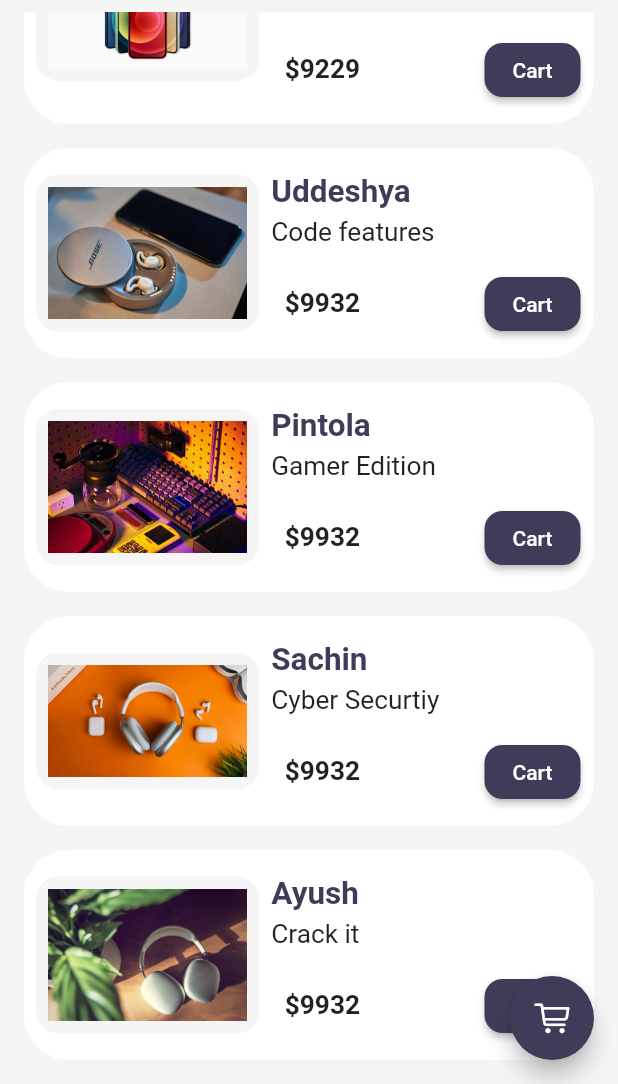
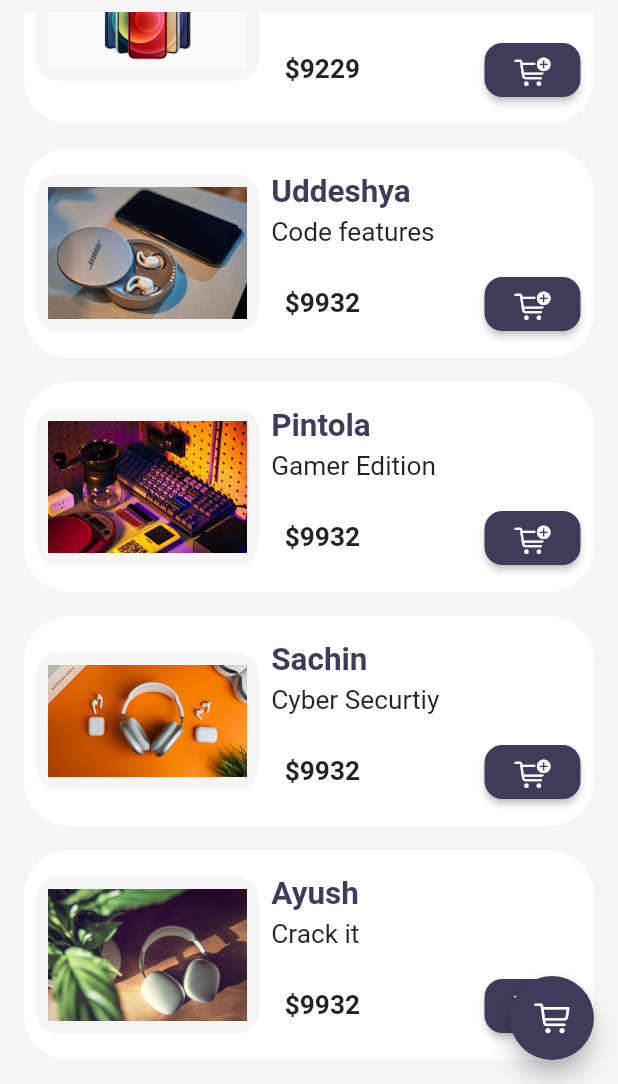
Before and after one commit to SOLVECODE404/flutterlearn, a Flutter app: the screen it shows after launch, scrolled down 385 dp, on a phone screen of 412 x 824 dp, the part 152-1236 px from its top. Run offline on Flutter 3.47's test engine with Material 2 defaults, Android fonts, the phone set to English and light mode, and no system bars; our stand-ins replace velocity_x.

Commit message:
day 17 completed

```diff
--- /dev/null
+++ b/lib/widgets/homepage_widgets/add_to_cart.dart
@@ -0,0 +1,43 @@
+import 'package:flutter/cupertino.dart';
+import 'package:flutter/material.dart';
+import 'package:velocity_x/velocity_x.dart';
+
+import '../../models/cart.dart';
+import '../../pages/catalog.dart';
+import '../../utlis/themes.dart';
+
+class AddToCart extends StatefulWidget {
+  final Item catalog;
+  const AddToCart({
+    Key? key,
+    required this.catalog,
+  }) : super(key: key);
+
+  @override
+  State<AddToCart> createState() => _AddToCartState();
+}
+
+class _AddToCartState extends State<AddToCart> {
+  final _cart = CartModel();
+
+  @override
+  Widget build(BuildContext context) {
+    bool isInCart = _cart.items.contains(widget.catalog) ?? false;
+    return ElevatedButton(
+      onPressed: () {
+        if (!isInCart) {
+          isInCart = isInCart.toggle();
+          final _catalog = catalogModel();
+          _cart.catalog = _catalog;
+          _cart.add(widget.catalog);
+          setState(() {});
+        }
+      },
+      style: ButtonStyle(
+          backgroundColor: MaterialStateProperty.all(Mytheme.darkBluishColor),
+          shape: MaterialStateProperty.all(
+              RoundedRectangleBorder(borderRadius: BorderRadius.circular(12)))),
+      child: isInCart ? Icon(Icons.done) : Icon(CupertinoIcons.cart_badge_plus),
+    );
+  }
+}
--- a/lib/widgets/homepage_widgets/catalog_list.dart
+++ b/lib/widgets/homepage_widgets/catalog_list.dart
@@ -7,6 +7,7 @@ import 'package:catalog/pages/home_page_detail.dart';
 import '../../models/cart.dart';
 import '../../pages/catalog.dart';
 import '../../utlis/themes.dart';
+import 'add_to_cart.dart';
 
 class CatalogList extends StatelessWidget {
   @override
@@ -71,7 +72,7 @@ class CatalogItem extends StatelessWidget {
                 buttonPadding: Vx.mOnly(right: 18),
                 children: [
                   "\$${catalog.price}".text.bold.xl.make(),
-                  _AddToCart(catalog:catalog)
+                  AddToCart(catalog: catalog)
                 ],
               )
             ],
@@ -81,38 +82,3 @@ class CatalogItem extends StatelessWidget {
     ).white.roundedLg.square(140).make().py8();
   }
 }
-
-class _AddToCart extends StatefulWidget {
-  final Item catalog;
-  const _AddToCart({
-    Key? key,
-    required this.catalog,
-  }) : super(key: key);
-
-  @override
-  State<_AddToCart> createState() => _AddToCartState();
-}
-
-class _AddToCartState extends State<_AddToCart> {
-
-  bool isAdded = false;
-  @override
-  Widget build(BuildContext context) {
-    return ElevatedButton(
-      onPressed: () {
-        isAdded = isAdded.toggle();
-        final _catalog=catalogModel();
-        final _cart = CartModel();
-        _cart.catalog = _catalog;
-        _cart.add(widget.catalog);
-
-        setState(() {});
-      },
-      style: ButtonStyle(
-          backgroundColor: MaterialStateProperty.all(Mytheme.darkBluishColor),
-          shape: MaterialStateProperty.all(
-              RoundedRectangleBorder(borderRadius: BorderRadius.circular(12)))),
-      child: isAdded ? Icon(Icons.done) : "Cart".text.make(),
-    );
-  }
-}
```
Also changed, not shown: lib/pages/cart_page.dart (+11 -5 lines), lib/pages/home_page_detail.dart (+3 -8 lines).
